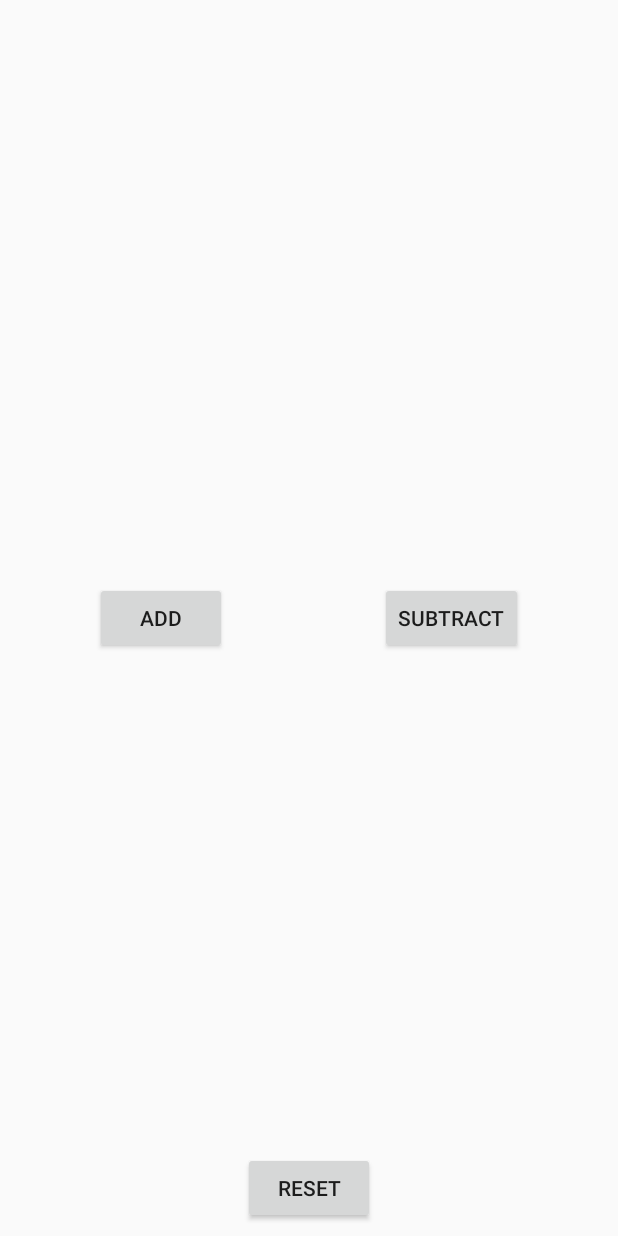
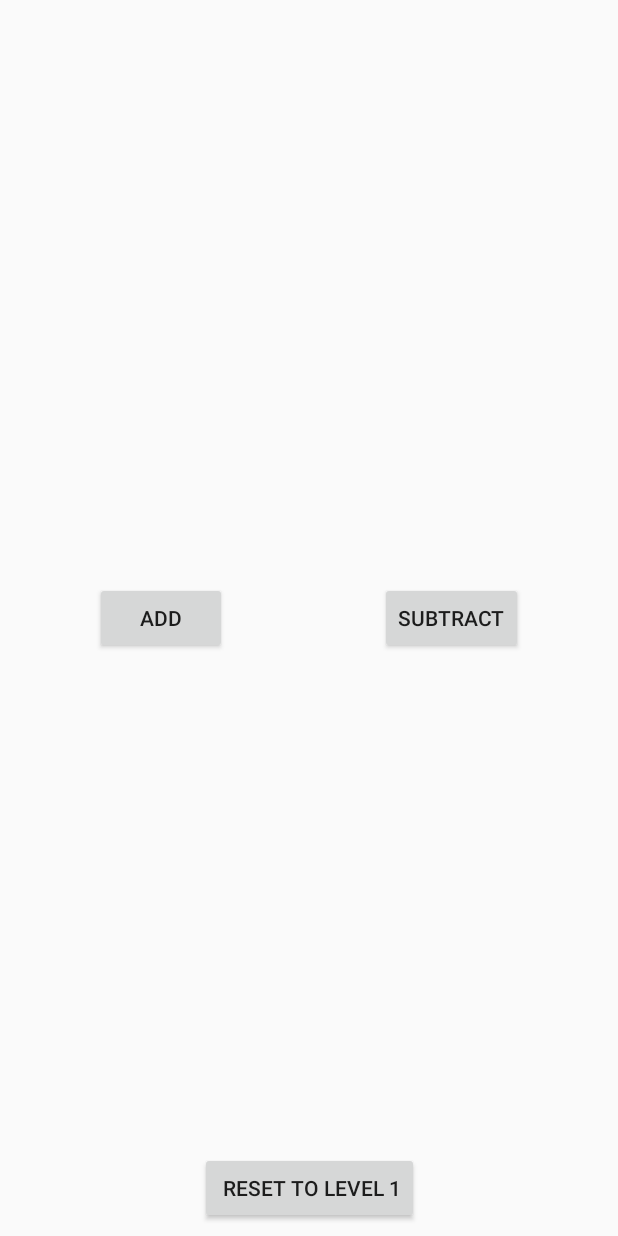
Before and after one commit to jptalusan/AlgeOps, an Android app: the MainActivity screen opened directly, with no data from a screen before it, on a phone screen of 412 x 824 dp. Run offline under Robolectric (Android 15) with nearby library versions, the phone set to English and light mode, and no system bars.

Commit message:
Changed reset to  RESET TO LEVEL 1

```diff
--- a/app/src/main/res/layout/activity_main.xml
+++ b/app/src/main/res/layout/activity_main.xml
@@ -55,7 +55,7 @@
         android:layout_marginBottom="8dp"
         android:layout_marginEnd="8dp"
         android:layout_marginStart="8dp"
-        android:text="Reset"
+        android:text=" RESET TO LEVEL 1"
         app:layout_constraintBottom_toBottomOf="parent"
         app:layout_constraintEnd_toEndOf="parent"
         app:layout_constraintStart_toStartOf="parent" />
```
